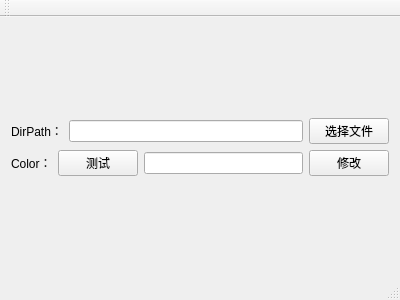
Above: SvgChangeForm.ui from tanchuang123/svgImageChange before the change. Below: the same form after it.
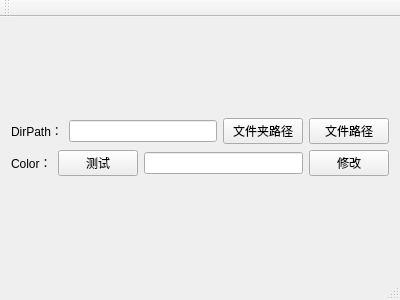
That is the form after the change.

Diff of the .ui file:
```diff
--- a/SvgChangeForm.ui
+++ b/SvgChangeForm.ui
@@ -32,7 +32,14 @@
         <item>
          <widget class="QPushButton" name="pushButton_select_Dir">
           <property name="text">
-           <string>选择文件</string>
+           <string>文件夹路径</string>
+          </property>
+         </widget>
+        </item>
+        <item>
+         <widget class="QPushButton" name="pushButton_File_path">
+          <property name="text">
+           <string>文件路径</string>
           </property>
          </widget>
         </item>
```
